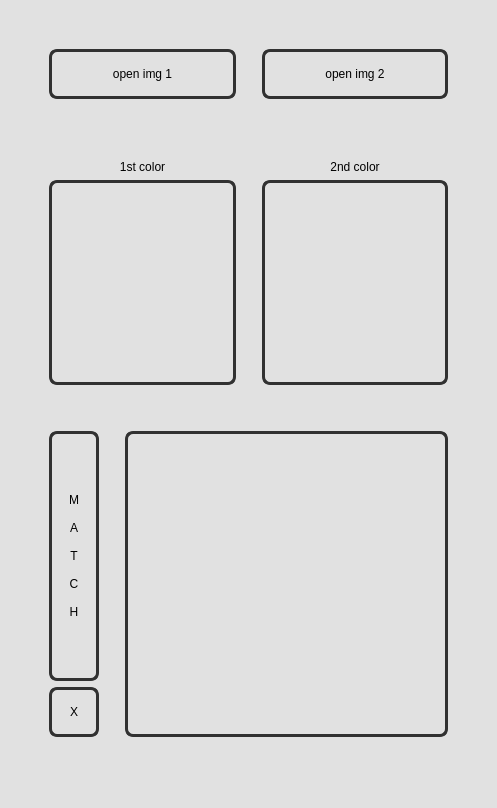
mariam-bebawy/SBME_REHAB_ColorBLock, file ui.ui: the form before one commit.
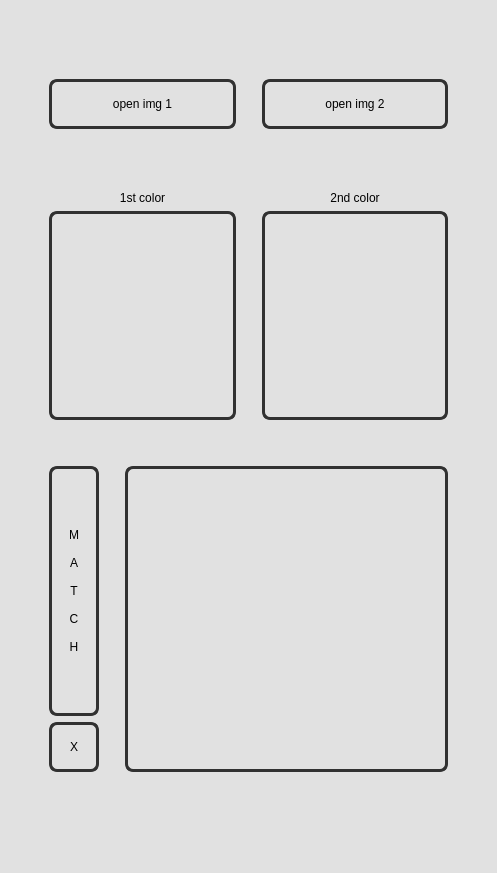
The form after the commit. Icons and pictures are not drawn. Custom widgets are drawn as their Qt base class.

The edit to the form file:
```diff
--- a/ui.ui
+++ b/ui.ui
@@ -7,7 +7,7 @@
     <x>0</x>
     <y>0</y>
     <width>497</width>
-    <height>808</height>
+    <height>873</height>
    </rect>
   </property>
   <property name="windowTitle">
@@ -71,6 +71,12 @@
       </item>
       <item>
        <layout class="QHBoxLayout" name="horizontalLayout_3" stretch="0,1,0">
+        <property name="topMargin">
+         <number>30</number>
+        </property>
+        <property name="bottomMargin">
+         <number>30</number>
+        </property>
         <item>
          <spacer name="horizontalSpacer">
           <property name="orientation">
```
Left out of the diff: 11 changed lines with no effect on the pictures.
